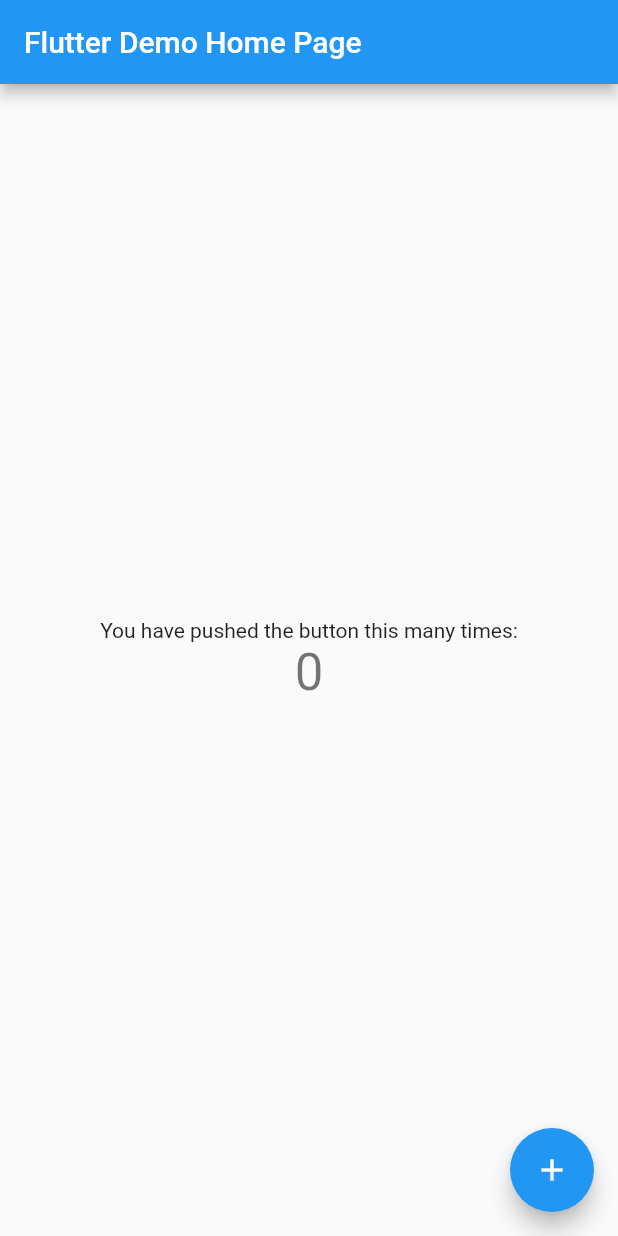
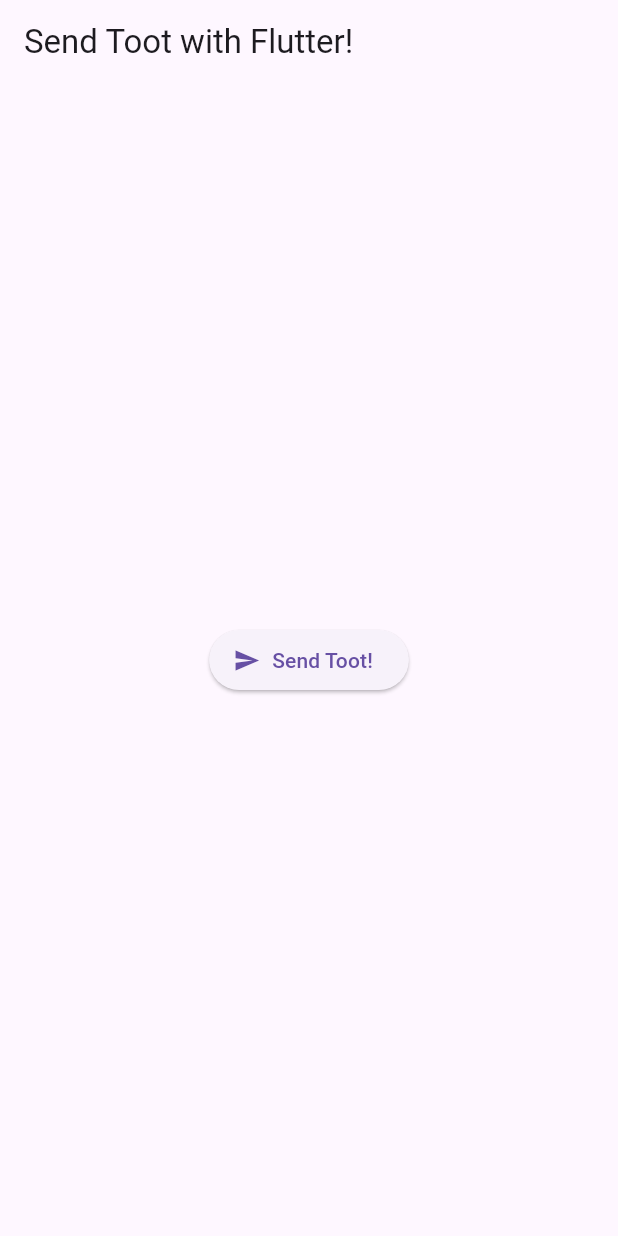
Before and after one commit to polilluminato/flutterdon-flutter, a Flutter app: the screen it shows after launch, on a phone screen of 412 x 824 dp. Run offline on Flutter 3.47's test engine with Material 2 defaults, Android fonts, the phone set to English and light mode, and no system bars.

Commit message:
feat: Create home page

```diff
--- a/lib/main.dart
+++ b/lib/main.dart
@@ -1,4 +1,5 @@
 import 'package:flutter/material.dart';
+import 'package:flutterdon/pages/home_page.dart';
 
 void main() {
   runApp(const MyApp());
@@ -13,103 +14,10 @@
     return MaterialApp(
       title: 'Flutter Demo',
       theme: ThemeData(
-        // This is the theme of your application.
-        //
-        // Try running your application with "flutter run". You'll see the
-        // application has a blue toolbar. Then, without quitting the app, try
-        // changing the primarySwatch below to Colors.green and then invoke
-        // "hot reload" (press "r" in the console where you ran "flutter run",
-        // or simply save your changes to "hot reload" in a Flutter IDE).
-        // Notice that the counter didn't reset back to zero; the application
-        // is not restarted.
+        useMaterial3: true,
         primarySwatch: Colors.blue,
       ),
-      home: const MyHomePage(title: 'Flutter Demo Home Page'),
+      home: const MyHomePage(),
     );
   }
 }
-
-class MyHomePage extends StatefulWidget {
-  const MyHomePage({super.key, required this.title});
-
-  // This widget is the home page of your application. It is stateful, meaning
-  // that it has a State object (defined below) that contains fields that affect
-  // how it looks.
-
-  // This class is the configuration for the state. It holds the values (in this
-  // case the title) provided by the parent (in this case the App widget) and
-  // used by the build method of the State. Fields in a Widget subclass are
-  // always marked "final".
-
-  final String title;
-
-  @override
-  State<MyHomePage> createState() => _MyHomePageState();
-}
-
-class _MyHomePageState extends State<MyHomePage> {
-  int _counter = 0;
-
-  void _incrementCounter() {
-    setState(() {
-      // This call to setState tells the Flutter framework that something has
-      // changed in this State, which causes it to rerun the build method below
-      // so that the display can reflect the updated values. If we changed
-      // _counter without calling setState(), then the build method would not be
-      // called again, and so nothing would appear to happen.
-      _counter++;
-    });
-  }
-
-  @override
-  Widget build(BuildContext context) {
-    // This method is rerun every time setState is called, for instance as done
-    // by the _incrementCounter method above.
-    //
-    // The Flutter framework has been optimized to make rerunning build methods
-    // fast, so that you can just rebuild anything that needs updating rather
-    // than having to individually change instances of widgets.
-    return Scaffold(
-      appBar: AppBar(
-        // Here we take the value from the MyHomePage object that was created by
-        // the App.build method, and use it to set our appbar title.
-        title: Text(widget.title),
-      ),
-      body: Center(
-        // Center is a layout widget. It takes a single child and positions it
-        // in the middle of the parent.
-        child: Column(
-          // Column is also a layout widget. It takes a list of children and
-          // arranges them vertically. By default, it sizes itself to fit its
-          // children horizontally, and tries to be as tall as its parent.
-          //
-          // Invoke "debug painting" (press "p" in the console, choose the
-          // "Toggle Debug Paint" action from the Flutter Inspector in Android
-          // Studio, or the "Toggle Debug Paint" command in Visual Studio Code)
-          // to see the wireframe for each widget.
-          //
-          // Column has various properties to control how it sizes itself and
-          // how it positions its children. Here we use mainAxisAlignment to
-          // center the children vertically; the main axis here is the vertical
-          // axis because Columns are vertical (the cross axis would be
-          // horizontal).
-          mainAxisAlignment: MainAxisAlignment.center,
-          children: <Widget>[
-            const Text(
-              'You have pushed the button this many times:',
-            ),
-            Text(
-              '$_counter',
-              style: Theme.of(context).textTheme.headlineMedium,
-            ),
-          ],
-        ),
-      ),
-      floatingActionButton: FloatingActionButton(
-        onPressed: _incrementCounter,
-        tooltip: 'Increment',
-        child: const Icon(Icons.add),
-      ), // This trailing comma makes auto-formatting nicer for build methods.
-    );
-  }
-}
--- /dev/null
+++ b/lib/pages/home_page.dart
@@ -0,0 +1,20 @@
+import 'package:flutter/material.dart';
+
+class MyHomePage extends StatelessWidget {
+  const MyHomePage({super.key});
+
+  @override
+  Widget build(BuildContext context) {
+    return Scaffold(
+      appBar: AppBar(
+        title: const Text("Send Toot with Flutter!"),
+      ),
+      body: Center(
+          child: ElevatedButton.icon(
+        icon: const Icon(Icons.send),
+        label: const Text("Send Toot!"),
+        onPressed: () => {},
+      )), // This trailing comma makes auto-formatting nicer for build methods.
+    );
+  }
+}
```
